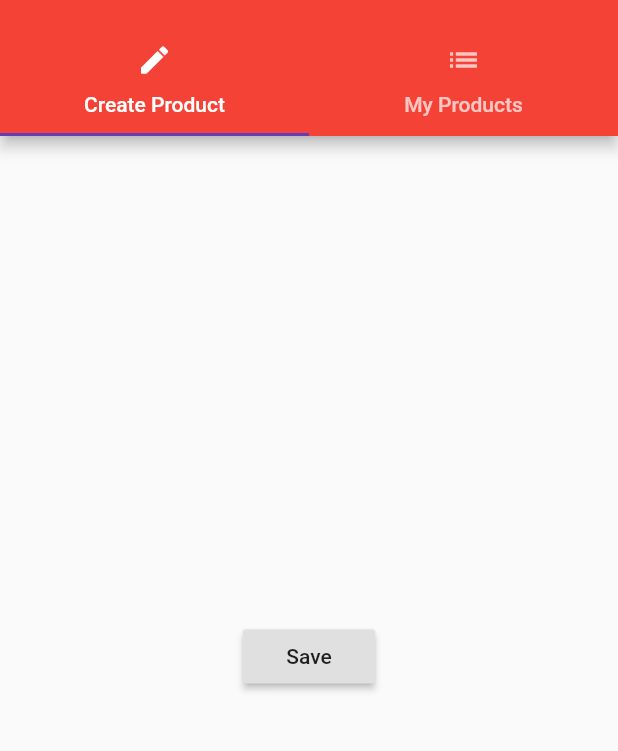
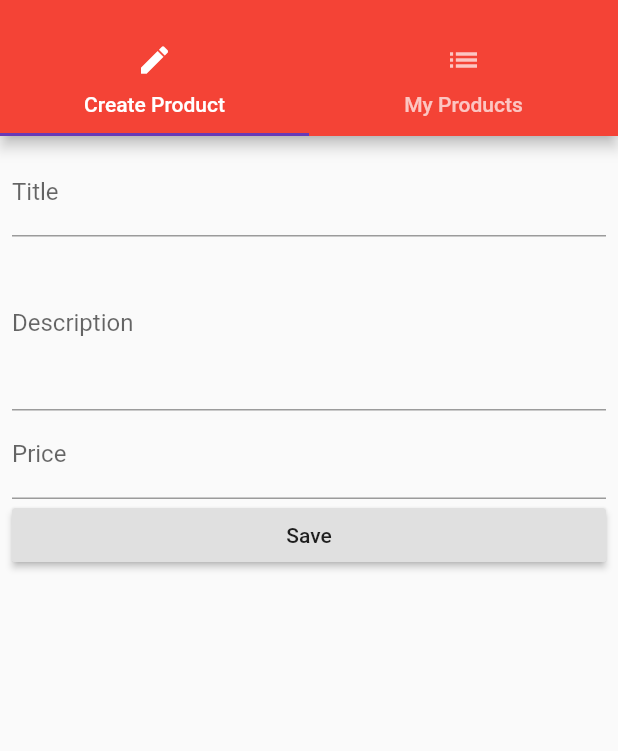
Before and after one commit to TavinHlungwani/flutter-easy-list, a Flutter app: the ProductAdminPage screen opened by its route, on a phone screen of 412 x 824 dp, the part 59-810 px from its top. Run offline on Flutter 3.47's test engine with Material 2 defaults, Android fonts, the phone set to English and light mode, and no system bars.

Commit message:
form input

```diff
--- a/lib/pages/product_create.dart
+++ b/lib/pages/product_create.dart
@@ -1,21 +1,64 @@
 import 'package:flutter/material.dart';
 
-class ProductCreatePage extends StatelessWidget {
+class ProductCreatePage extends StatefulWidget {
+  @override
+    State<StatefulWidget> createState() {
+      return _ProductCreatePageState();
+    }
+}
+
+class _ProductCreatePageState extends State<ProductCreatePage> {
+  String title = '';
+  String description = '';
+  double price = 0.0;
+
   @override
   Widget build(BuildContext context) {
-    return Center(
-      child: RaisedButton(
-        child: Text('Save'),
-        onPressed: () {
-          showModalBottomSheet(
-            context: context,
-            builder: (BuildContext context) {
-              return Center(
-                child: Text('This is a modal'),
-              );
-            }
-          );
-        },
+    return Container(
+      padding: EdgeInsets.all(8.0),
+      child: ListView(
+        children: <Widget>[
+          TextField(
+            decoration: InputDecoration(
+              labelText: 'Title'
+            ),
+            keyboardType: TextInputType.text,
+            onChanged: (String value) {
+              setState(() {
+                            title=value;
+                          });
+            },
+          ),
+          TextField(
+            decoration: InputDecoration(
+              labelText: 'Description'
+            ),
+            keyboardType: TextInputType.multiline,
+            maxLines: 4,
+            onChanged: (String value) {
+              setState(() {
+                            description=value;
+                          });
+            },
+          ),
+          TextField(
+            decoration: InputDecoration(
+              labelText: 'Price'
+            ),
+            keyboardType: TextInputType.number,
+            onChanged: (String value) {
+              setState(() {
+                            price=double.parse(value);
+                          });
+            },
+          ),
+          RaisedButton(
+            child: Text('Save'),
+            onPressed: () {
+
+            },
+          )
+        ],
       ),
     );
   }
```
